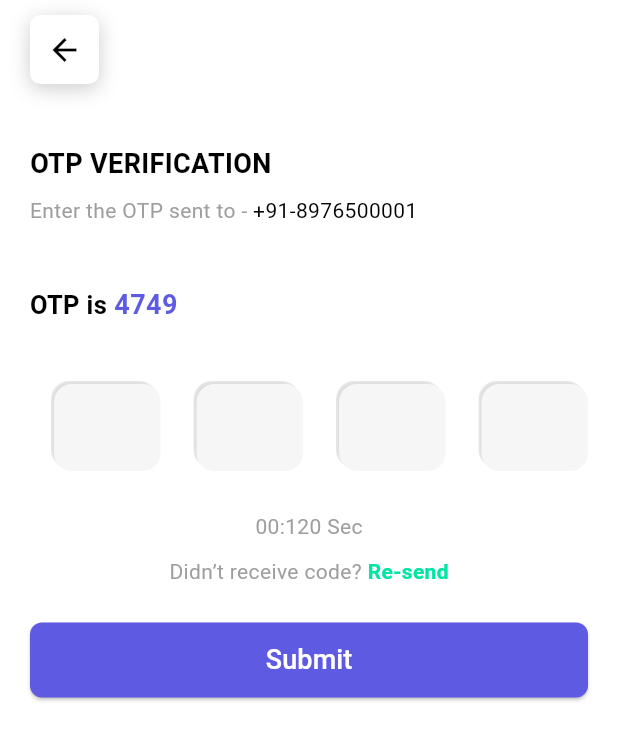
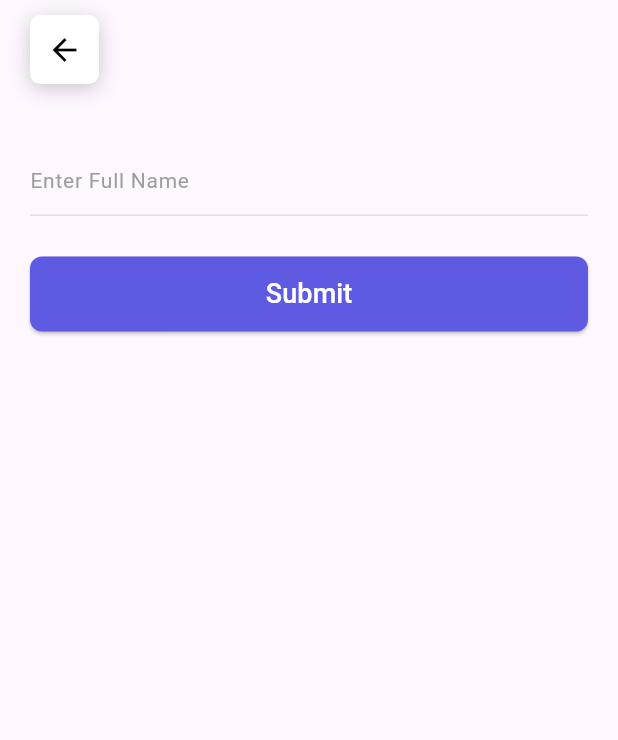
Before and after one commit to SouravSouru/zybo_product_listing_app, a Flutter app: the OTPVerificationScreen screen opened by its route, after a tap on "Submit", on a phone screen of 412 x 824 dp. Shown: the top 740 px of the screen. Run offline on Flutter 3.47's test engine with Material 3 defaults, Android fonts, the phone set to English and light mode, and no system bars; drawn by our look-alikes of pinput, toastification; our stand-ins replace bloc, cached_network_image, carousel_slider, dio, dots_indicator, flutter_bloc and 6 more; network calls fail; Roboto replaces fonts that are missing (Oxygen).

Commit message:
Registration Screen implemented

```diff
--- a/lib/core/config/route/go_router.dart
+++ b/lib/core/config/route/go_router.dart
@@ -2,9 +2,8 @@ import 'package:flutter/material.dart';
 import 'package:go_router/go_router.dart';
 import 'package:zybo_machine_test/presentation/auth/login/login_screen.dart';
 import 'package:zybo_machine_test/presentation/auth/otp%20verification/otp_verification_screen.dart';
-import 'package:zybo_machine_test/presentation/auth/otp%20verification/widgets/otp_widget.dart';
+import 'package:zybo_machine_test/presentation/auth/registration/registration_screen.dart';
 import 'package:zybo_machine_test/presentation/main/main_screen.dart';
-
 import '../../../presentation/splash/splash_screen.dart';
 import 'route_constants.dart';
 import 'transition.dart';
@@ -34,6 +33,12 @@ final GoRouter router = GoRouter(
           buildPageWithFadeTransition(const OTPVerificationScreen(), state),
     ),
     GoRoute(
+      name: Routes.registration,
+      path: Routes.getRegistrationRoute(),
+      pageBuilder: (context, state) =>
+          buildPageWithFadeTransition(const RegistrationScreen(), state),
+    ),
+    GoRoute(
       name: Routes.main,
       path: Routes.getMainRoute(),
       pageBuilder: (context, state) =>
--- a/lib/core/config/route/route_constants.dart
+++ b/lib/core/config/route/route_constants.dart
@@ -3,11 +3,13 @@ class Routes {
   static String main = "main";
   static String login = "login";
   static String otp = "otp";
+  static String registration = "registration";
 
   // ----------------------------------------------------
 
   static String getSplashRoute() => splash;
   static String getOtpVerificationRoute() =>"/$otp";
+  static String getRegistrationRoute() =>"/$registration";
   static String getLoginRoute() => "/$login";
   static String getMainRoute() => "/$main";
 }
--- a/lib/presentation/auth/otp verification/widgets/otp_widget.dart
+++ b/lib/presentation/auth/otp verification/widgets/otp_widget.dart
@@ -1,6 +1,8 @@
 import 'package:flutter/material.dart';
+import 'package:go_router/go_router.dart';
 import 'package:google_fonts/google_fonts.dart';
-            import 'package:zybo_machine_test/core/utilities/getters/get_colors.dart';
+import 'package:zybo_machine_test/core/config/route/route_constants.dart';
+import 'package:zybo_machine_test/core/utilities/getters/get_colors.dart';
 import 'package:zybo_machine_test/shared/widgets/app_elevated_button.dart';
 import '../../../../shared/widgets/app_back_button.dart';
 import 'components/otp_input_fields.dart';
@@ -112,7 +114,11 @@ class OTPVerificationWidget extends StatelessWidget {
           const SizedBox(height: 24),
 
           // Submit Button
-          AppElevatedButton(text: "Submit", onPressed: () {})
+          AppElevatedButton(
+              text: "Submit",
+              onPressed: () {
+                context.push(Routes.getRegistrationRoute());
+              })
         ],
       ),
     );
--- /dev/null
+++ b/lib/presentation/auth/registration/registration_screen.dart
@@ -0,0 +1,13 @@
+import 'package:flutter/material.dart';
+import 'package:zybo_machine_test/presentation/auth/registration/widgets/registration_widget.dart';
+
+class RegistrationScreen extends StatelessWidget {
+  const RegistrationScreen({super.key});
+
+  @override
+  Widget build(BuildContext context) {
+    return const Scaffold(
+      body: SafeArea(child: RegistrationWidget()),
+    );
+  }
+}
--- /dev/null
+++ b/lib/presentation/auth/registration/widgets/components/name_textfields.dart
@@ -0,0 +1,27 @@
+import 'package:flutter/material.dart';
+import 'package:google_fonts/google_fonts.dart';
+import 'package:zybo_machine_test/core/utilities/getters/get_colors.dart';
+
+class NameTextFields extends StatelessWidget {
+  const NameTextFields({
+    super.key,
+  });
+
+  @override
+  Widget build(BuildContext context) {
+    return TextField(
+      keyboardType: TextInputType.text,
+      decoration: InputDecoration(
+        hintText: "Enter Full Name",
+        enabledBorder: UnderlineInputBorder(
+            borderSide: BorderSide(color: Colors.black.withOpacity(.10))),
+        focusedBorder: UnderlineInputBorder(
+            borderSide: BorderSide(color: Colors.black.withOpacity(.10))),
+        hintStyle: GoogleFonts.oxygen(
+            fontSize: 14, fontWeight: FontWeight.w400, color: AppColors.grey),
+        border: UnderlineInputBorder(
+            borderSide: BorderSide(color: Colors.black.withOpacity(.10))),
+      ),
+    );
+  }
+}
--- /dev/null
+++ b/lib/presentation/auth/registration/widgets/registration_widget.dart
@@ -0,0 +1,36 @@
+import 'package:flutter/material.dart';
+import 'package:go_router/go_router.dart';
+import 'package:zybo_machine_test/core/config/route/route_constants.dart';
+import 'package:zybo_machine_test/presentation/auth/registration/widgets/components/name_textfields.dart';
+import 'package:zybo_machine_test/shared/widgets/app_elevated_button.dart';
+import '../../../../shared/widgets/app_back_button.dart';
+
+class RegistrationWidget extends StatelessWidget {
+  const RegistrationWidget({super.key});
+
+  @override
+  Widget build(BuildContext context) {
+    return Padding(
+      padding: const EdgeInsets.symmetric(horizontal: 20),
+      child: Column(
+        crossAxisAlignment: CrossAxisAlignment.start,
+        children: [
+          const SizedBox(height: 10),
+          AppBackButton(
+            onPressed: () {
+              Navigator.pop(context);
+            },
+          ),
+          const SizedBox(height: 40),
+          const NameTextFields(),
+          const SizedBox(height: 27),
+          AppElevatedButton(
+              text: "Submit",
+              onPressed: () {
+                context.go(Routes.getMainRoute());
+              })
+        ],
+      ),
+    );
+  }
+}
```
